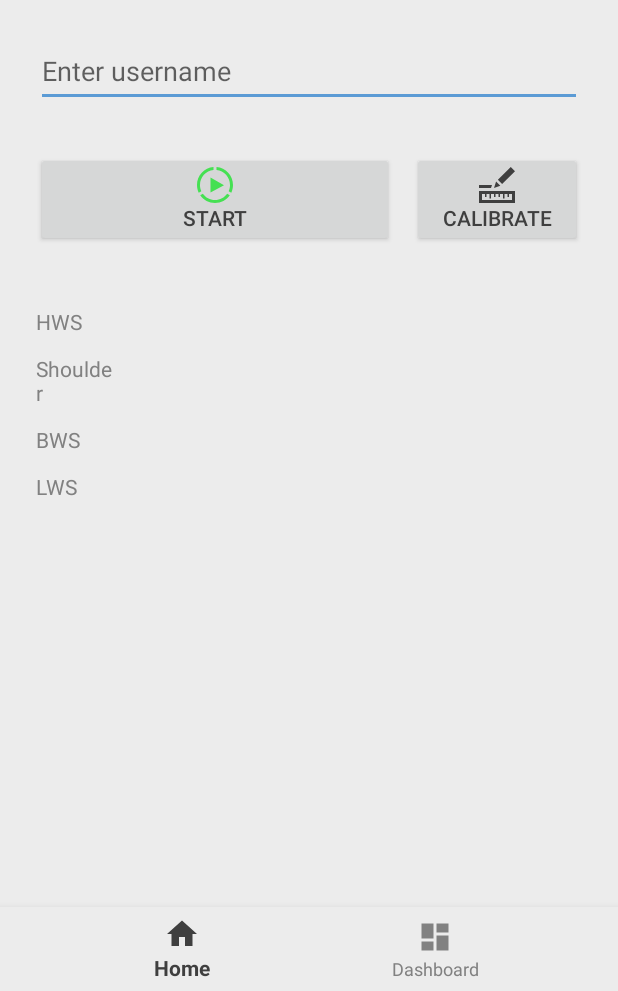
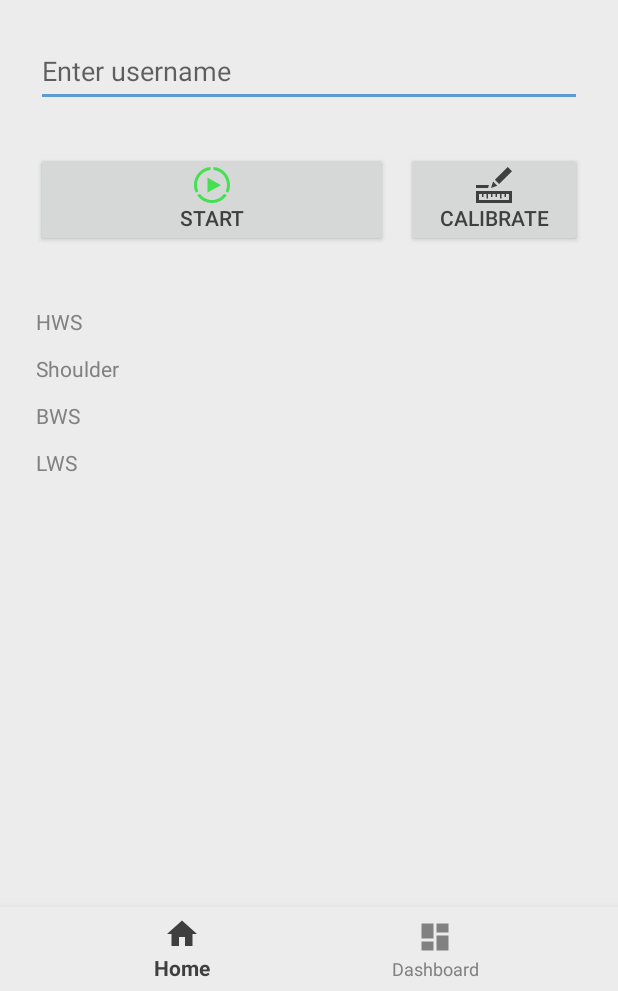
Before and after one commit to semmel86/de.adjustme.re.android.app, an Android app: the screen it shows after launch (MainActivity), on a phone screen of 412 x 824 dp, the part 245-1236 px from its top. Run offline under Robolectric (Android 15) with nearby library versions, the phone set to English and light mode, and no system bars; 4 statements that could not run were skipped.

Commit message:
adjust main layout

```diff
--- a/app/src/main/res/layout/activity_main.xml
+++ b/app/src/main/res/layout/activity_main.xml
@@ -91,7 +91,7 @@
 
                 <LinearLayout
                     android:layout_width="match_parent"
-                    android:layout_height="match_parent"
+                    android:layout_height="wrap_content"
                     android:orientation="horizontal">
 
                     <RelativeLayout
@@ -124,7 +124,7 @@
 
                     <Button
                         android:id="@+id/btnCalibrate"
-                        android:layout_width="match_parent"
+                        android:layout_width="400dp"
                         android:layout_height="wrap_content"
                         android:layout_marginEnd="24dp"
                         android:layout_weight="2"
@@ -146,7 +146,7 @@
 
                     <TextView
                         android:id="@+id/hws_label"
-                        android:layout_width="77dp"
+                        android:layout_width="100dp"
                         android:layout_height="wrap_content"
                         android:layout_weight="1"
                         android:text="@string/mainActivity_hws" />
@@ -173,7 +173,7 @@
 
                     <TextView
                         android:id="@+id/shoulder_label"
-                        android:layout_width="77dp"
+                        android:layout_width="100dp"
                         android:layout_height="wrap_content"
                         android:layout_weight="1"
                         android:text="@string/mainActivity_shoulder" />
@@ -200,7 +200,7 @@
 
                     <TextView
                         android:id="@+id/bws_label"
-                        android:layout_width="77dp"
+                        android:layout_width="100dp"
                         android:layout_height="wrap_content"
                         android:layout_weight="1"
                         android:text="@string/mainActivity_bws" />
@@ -226,7 +226,7 @@
 
                     <TextView
                         android:id="@+id/lws_label"
-                        android:layout_width="77dp"
+                        android:layout_width="100dp"
                         android:layout_height="wrap_content"
                         android:layout_weight="1"
                         android:text="@string/mainActivity_lws" />
```
